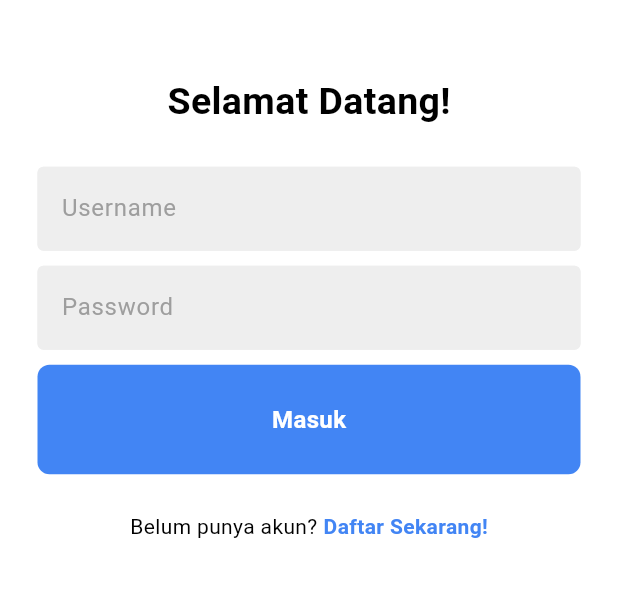
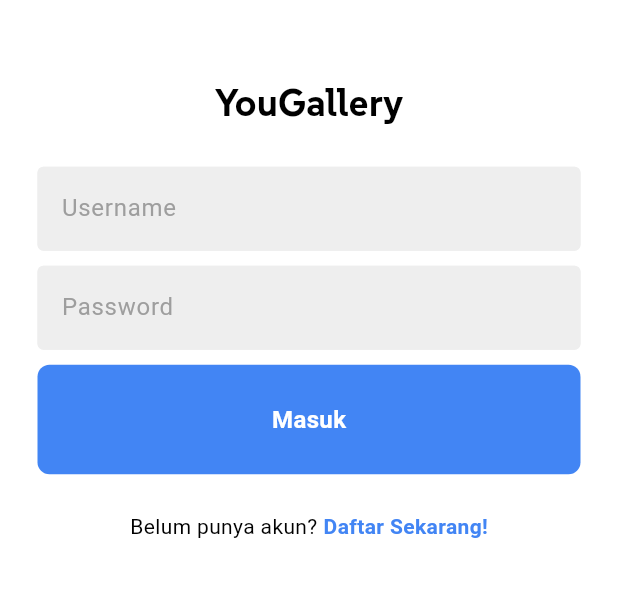
Before and after one commit to yosiasp/mobile_prog_kel6, a Flutter app: the screen it shows after launch, after a tap on "Daftar Sekarang!", after a tap on "Masuk Sekarang", on a phone screen of 412 x 824 dp, the part 422-1019 px from its top. Run offline on Flutter 3.47's test engine with Material 3 defaults, Android fonts, the phone set to English and light mode, and no system bars.

Commit message:
changing app name and impovements

```diff
--- a/lib/pages/login_page.dart
+++ b/lib/pages/login_page.dart
@@ -35,10 +35,10 @@ class _LoginPageState extends State<LoginPage> {
 
                   const SizedBox(height: 50),
 
-                  // Welcome message
-                  const Text('Selamat Datang!',
+                  // App Title
+                  const Text('YouGallery',
                       style: TextStyle(
-                        fontFamily: 'Roboto',
+                        fontFamily: 'Suse',
                         fontSize:25,
                         fontWeight: FontWeight.bold,
                         color: Colors.black,
@@ -46,7 +46,7 @@ class _LoginPageState extends State<LoginPage> {
 
                   const SizedBox(height: 25),
 
-                  // Email field
+                  // Email Field
                   MyTextField(
                       controller: emailController,
                       hintText: 'Username',
@@ -54,7 +54,7 @@ class _LoginPageState extends State<LoginPage> {
 
                   const SizedBox(height: 10),
 
-                  // Password field
+                  // Password Field
                   MyTextField(
                       controller: passwordController,
                       hintText: 'Password',
@@ -62,12 +62,12 @@ class _LoginPageState extends State<LoginPage> {
 
                   const SizedBox(height: 10),
 
-                  // Sign in button
+                  // Sign In Button
                   MyButton(onTap: () {}, text: 'Masuk'),
 
                   const SizedBox(height: 25),
 
-                  // Register option
+                  // Register Option
                   Row(
                     mainAxisAlignment: MainAxisAlignment.center,
                     children: [
--- a/lib/pages/register_page.dart
+++ b/lib/pages/register_page.dart
@@ -1,3 +1,4 @@
+import 'dart:ui'; // Required for using BackdropFilter
 import 'package:flutter/material.dart';
 import '../components/text_field.dart';
 import '../components/button.dart';
@@ -21,35 +22,82 @@ class _MyRegisterPageState extends State<MyRegisterPage> {
       backgroundColor: Color(0xFFFFFFFF),
       body: SafeArea(
         child: Center(
-          child: SingleChildScrollView( // Make the scrolling responsive for all screen types
-            child: Padding(
+          child: SingleChildScrollView(
+            child: Stack(
+              children: [
+                // Background Image For Header
+                Container(
+                  width: double.infinity,
+                  height: 300,
+                  decoration: BoxDecoration(
+                    image: DecorationImage(
+                      image: AssetImage('assets/register-bg.JPG'),
+                      fit: BoxFit.cover,
+                    ),
+                  ),
+
+                ),
+
+                // Header With Background Image
+                Padding(
                   padding: const EdgeInsets.symmetric(horizontal: 25.0),
                   child: Column(
                     mainAxisAlignment: MainAxisAlignment.center,
                     children: [
+                      const SizedBox(height: 50),
+
                       // Account Icon
                       Image.asset(
-                    'assets/account.png',
+                        'assets/icon.png',
                         width: 100,
                         height: 100,
                       ),
 
-                  const SizedBox(height: 50),
+                      const SizedBox(height: 25),
 
-                  // Welcome message
+                      // App Title
                       const Text(
-                    'Daftar Akun Baru',
+                        'YouGallery',
                         style: TextStyle(
-                      fontFamily: 'Roboto',
+                          fontFamily: 'Suse',
                           color: Colors.black,
                           fontWeight: FontWeight.bold,
                           fontSize: 24,
                         ),
                       ),
 
+                      const SizedBox(height: 12),
+
+                      // App Quote
+                      const Text(
+                        'Share your Gallery, Share YOU',
+                        style: TextStyle(
+                          fontFamily: 'Suse',
+                          color: Colors.yellow,
+                          fontWeight: FontWeight.bold,
+                          fontSize: 18,
+                        ),
+                      ),
+
+                      const SizedBox(height: 100),
+
+                      // Register title
+                      Align(
+                        alignment: Alignment.centerLeft,
+                        child: const Text(
+                          'Daftar Akun Baru',
+                          style: TextStyle(
+                            fontFamily: 'Roboto',
+                            color: Colors.black,
+                            fontWeight: FontWeight.bold,
+                            fontSize: 20,
+                          ),
+                        ),
+                      ),
+
                       const SizedBox(height: 25),
 
-                  // Username field
+                      // Username Field
                       MyTextField(
                         controller: emailController,
                         hintText: 'Username',
@@ -58,7 +106,7 @@ class _MyRegisterPageState extends State<MyRegisterPage> {
 
                       const SizedBox(height: 10),
 
-                  // Email field
+                      // Email Field
                       MyTextField(
                         controller: emailController,
                         hintText: 'Email',
@@ -67,7 +115,7 @@ class _MyRegisterPageState extends State<MyRegisterPage> {
 
                       const SizedBox(height: 10),
 
-                  // Password field
+                      // Password Field
                       MyTextField(
                         controller: passwordController,
                         hintText: 'Password',
@@ -76,7 +124,7 @@ class _MyRegisterPageState extends State<MyRegisterPage> {
 
                       const SizedBox(height: 10),
 
-                  // Confirm password field
+                      // Confirm Password Field
                       MyTextField(
                         controller: confirmPasswordController,
                         hintText: 'Confirm Password',
@@ -85,7 +133,7 @@ class _MyRegisterPageState extends State<MyRegisterPage> {
 
                       const SizedBox(height: 10),
 
-                  // Sign up button
+                      // Sign Up Button
                       MyButton(onTap: () {}, text: 'Daftar'),
 
                       const SizedBox(height: 25),
@@ -118,6 +166,8 @@ class _MyRegisterPageState extends State<MyRegisterPage> {
                     ],
                   ),
                 ),
+              ],
+            ),
           ),
         ),
       ),
--- a/pubspec.yaml
+++ b/pubspec.yaml
@@ -61,6 +61,7 @@ flutter:
   assets:
     - assets/icon.png
     - assets/account.png
+    - assets/register-bg.JPG
 
   fonts:
     - family: Roboto
@@ -70,6 +71,11 @@ flutter:
           weight: 700
         - asset: fonts/Roboto-Italic.ttf
           style: italic
+    - family: Suse
+      fonts:
+        - asset: fonts/SUSE-Regular.ttf
+        - asset: fonts/SUSE-Bold.ttf
+          weight: 700
   # To add assets to your application, add an assets section, like this:
   # assets:
   #   - images/a_dot_burr.jpeg
```
Also changed, not shown: assets/register-bg.jpg (added), fonts/SUSE-Bold.ttf (added), fonts/SUSE-Regular.ttf (added), pubspec.lock, 1 other file. Lines whose indentation alone changed are shown as unchanged.
